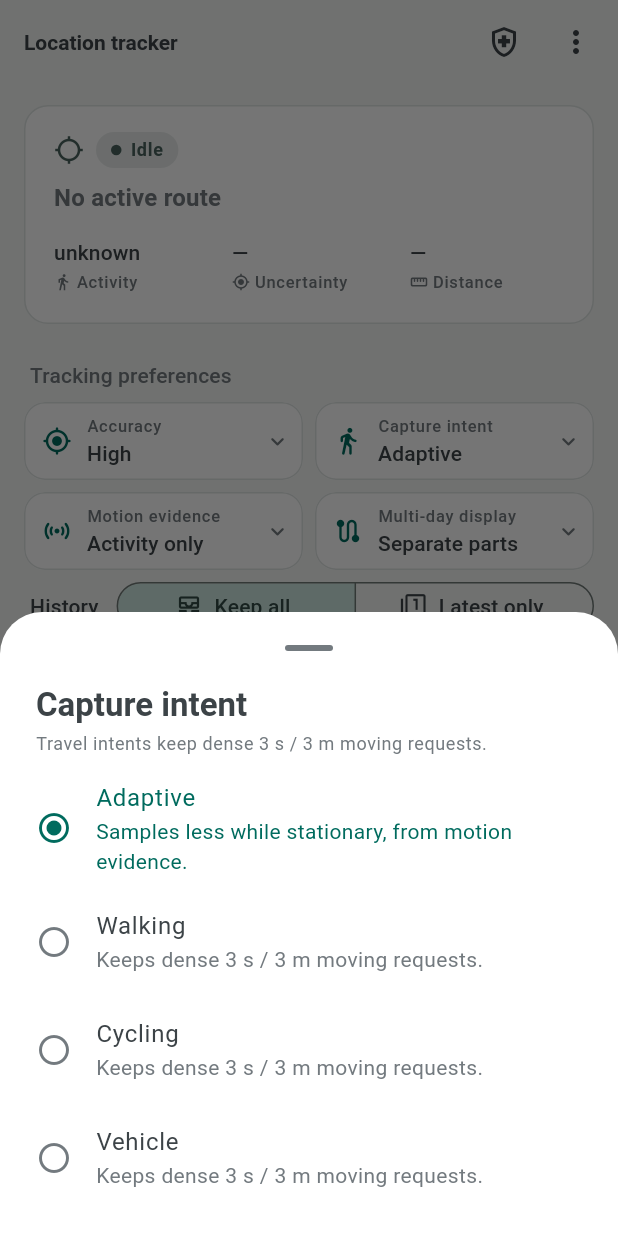
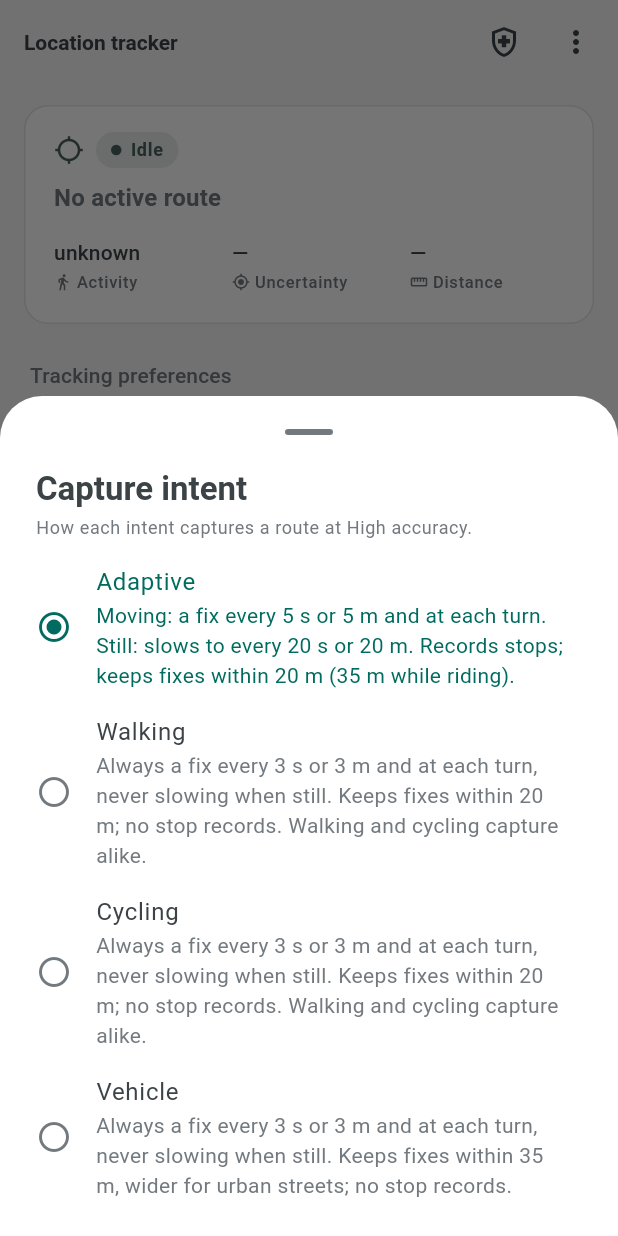
Before and after one commit to amias-samir/flutter_background_location, a Flutter app: the screen it shows after launch, after a tap on "Capture intent", on a phone screen of 412 x 824 dp. Run offline on Flutter 3.47's test engine with Material 3 defaults, Android fonts, the phone set to English and light mode, and no system bars; our stand-ins replace sqflite; missing offline and left inert: maplibre_gl; accounts and stored records are empty.

Commit message:
[#14] enhanced tracker screen, and map screen UI, update docs

```diff
--- a/example/lib/tracking_controls.dart
+++ b/example/lib/tracking_controls.dart
@@ -216,11 +216,55 @@ abstract final class PreferenceLabels {
     RouteCaptureIntent.vehicle => 'Vehicle',
   };
 
-  static String intentDetail(RouteCaptureIntent value) => switch (value) {
-    RouteCaptureIntent.adaptive =>
-      'Samples less while stationary, from motion evidence.',
-    _ => 'Keeps dense 3 s / 3 m moving requests.',
-  };
+  /// How [intent] captures a route at [accuracy], from the configuration
+  /// the package resolves for the two: its fix rate while moving and still,
+  /// the fixes it keeps, and whether it records stops.
+  static String intentDetail(
+    RouteCaptureIntent intent,
+    TrackingAccuracy accuracy,
+  ) {
+    final config = TrackingConfig(accuracy: accuracy, captureIntent: intent);
+    final moving =
+        'a fix every ${_every(config.movingInterval)} or '
+        '${config.movingDistanceFilterMeters} m'
+        '${config.turnCaptureDegrees > 0 ? ' and at each turn' : ''}';
+    final keeps =
+        'keeps fixes within '
+        '${config.maximumAcceptedAccuracyMeters.round()} m';
+    final limit = config.maximumAcceptedAccuracyMeters.round();
+    final riding = TrackingConfig.defaultMaximumAcceptedAccuracyMeters(
+      accuracy,
+      RouteCaptureIntent.vehicle,
+    ).round();
+    final wider = TrackingConfig.defaultMaximumAcceptedAccuracyMeters(
+      accuracy,
+      RouteCaptureIntent.walking,
+    ).round();
+    return switch (intent) {
+      RouteCaptureIntent.adaptive =>
+        'Moving: $moving. Still: slows to every '
+            '${_every(config.stationaryInterval)} or '
+            '${config.stationaryDistanceFilterMeters} m. Records stops; '
+            '$keeps${riding > limit ? ' ($riding m while riding)' : ''}.',
+      RouteCaptureIntent.walking || RouteCaptureIntent.cycling =>
+        'Always $moving, never slowing when still. '
+            '${_capitalized(keeps)}; no stop records. Walking and cycling '
+            'capture alike.',
+      RouteCaptureIntent.vehicle =>
+        'Always $moving, never slowing when still. '
+            '${_capitalized(keeps)}'
+            '${limit > wider ? ', wider for urban streets' : ''}; no stop '
+            'records.',
+    };
+  }
+
+  /// "5 s", "1 min".
+  static String _every(Duration duration) => duration.inSeconds < 60
+      ? '${duration.inSeconds} s'
+      : '${duration.inMinutes} min';
+
+  static String _capitalized(String text) =>
+      '${text[0].toUpperCase()}${text.substring(1)}';
 
   static String motion(MotionFusionMode value) => switch (value) {
     MotionFusionMode.platformActivityOnly => 'Activity only',
@@ -370,11 +414,13 @@ class TrackingConfigurationControls extends StatelessWidget {
                 context,
                 title: 'Capture intent',
                 description:
-                    'Travel intents keep dense 3 s / 3 m moving requests.',
+                    'How each intent captures a route at '
+                    '${PreferenceLabels.accuracy(accuracy)} accuracy.',
                 values: RouteCaptureIntent.values,
                 selected: captureIntent,
                 labelOf: PreferenceLabels.intent,
-                detailOf: PreferenceLabels.intentDetail,
+                detailOf: (intent) =>
+                    PreferenceLabels.intentDetail(intent, accuracy),
                 onChanged: onCaptureIntentChanged,
               ),
             ),
```
Also changed, not shown: 1 other file.
